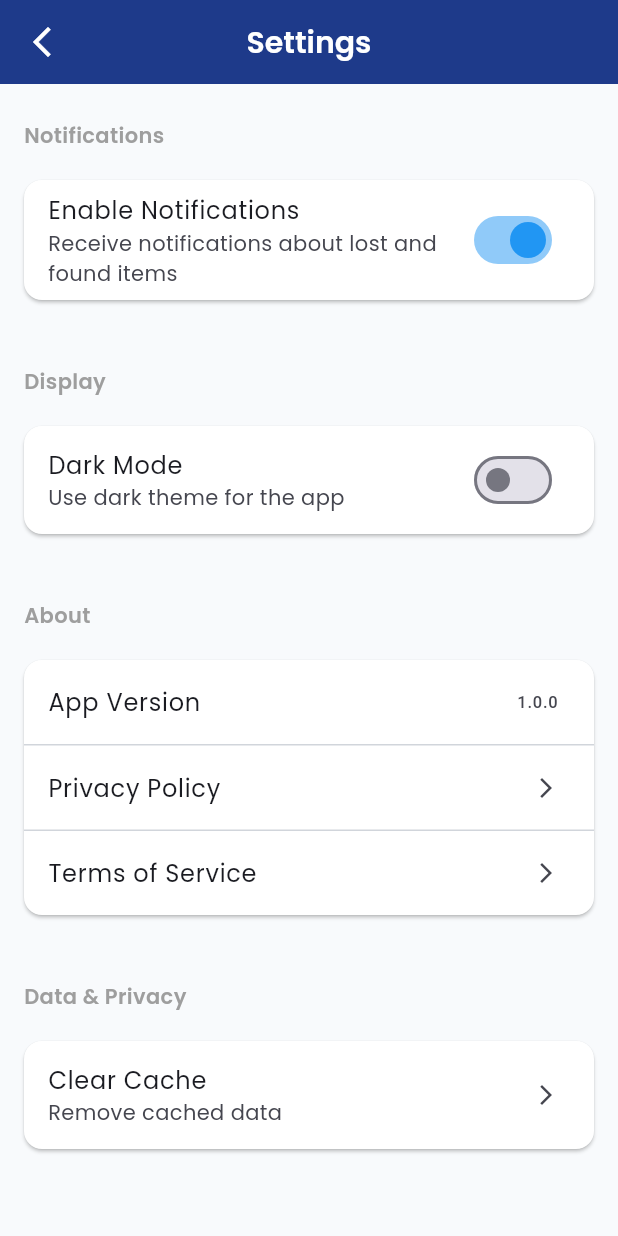
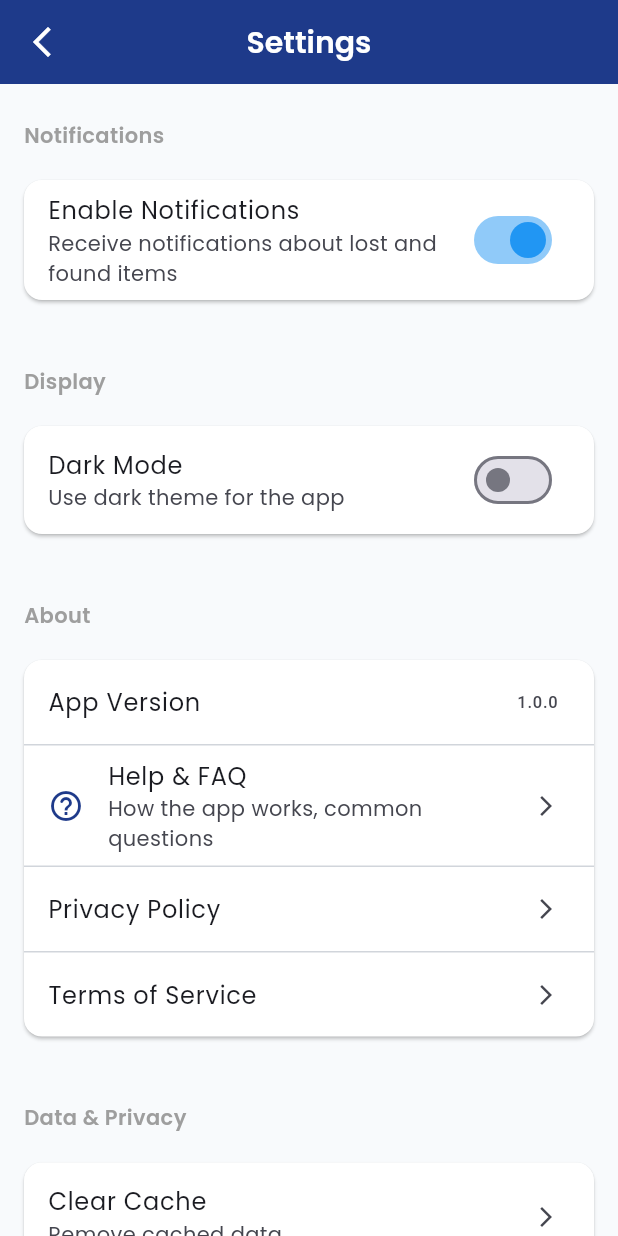
Before and after one commit to RDK2305/back2u_mobile, a Flutter app: the SettingsScreen screen opened by its route, on a phone screen of 412 x 824 dp. Run offline on Flutter 3.47's test engine with Material 3 defaults, Android fonts, the phone set to English and light mode, and no system bars; our stand-ins replace cached_network_image, dio, geolocator, get, google_fonts, image_picker and 2 more; accounts and stored records are empty.

Commit message:
feat: add Help and FAQ ListTile to SettingsScreen About section with icon and subtitle

```diff
--- a/lib/screens/settings_screen.dart
+++ b/lib/screens/settings_screen.dart
@@ -4,6 +4,7 @@ import 'package:shared_preferences/shared_preferences.dart';
 import '../providers/theme_provider.dart';
 import 'privacy_policy_screen.dart';
 import 'terms_of_service_screen.dart';
+import 'help_faq_screen.dart';
 
 class SettingsScreen extends StatefulWidget {
   const SettingsScreen({super.key});
@@ -121,6 +122,15 @@ class _SettingsScreenState extends State<SettingsScreen> {
                         ),
                         const Divider(height: 1),
                         ListTile(
+                          leading: const Icon(Icons.help_outline_rounded,
+                              color: Color(0xFF1E3A8A)),
+                          title: const Text('Help & FAQ'),
+                          subtitle: const Text('How the app works, common questions'),
+                          trailing: const Icon(Icons.arrow_forward_ios, size: 16),
+                          onTap: () => Get.to(() => const HelpFaqScreen()),
+                        ),
+                        const Divider(height: 1),
+                        ListTile(
                           title: const Text('Privacy Policy'),
                           trailing: const Icon(Icons.arrow_forward_ios, size: 16),
                           onTap: () => Get.to(() => const PrivacyPolicyScreen()),
```
